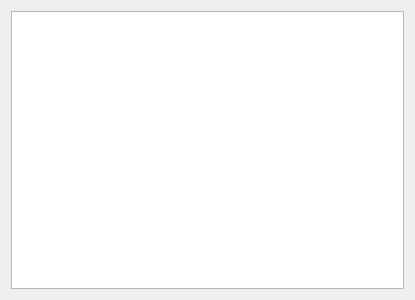
Above: favourites.ui from jorge-barroso/harvesttimer-qt before the change. Below: the same form after it.
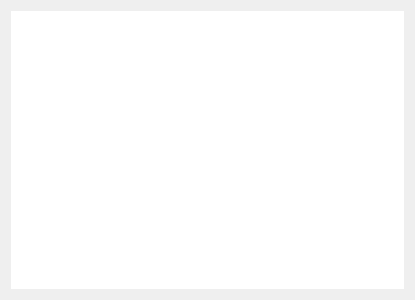
That is the form after the change. Custom widgets are drawn as their Qt base class.

Commit message: Removed favourites list border

Diff of the .ui file:
```diff
--- a/favourites.ui
+++ b/favourites.ui
@@ -19,6 +19,9 @@
   <layout class="QGridLayout" name="gridLayout">
    <item row="0" column="0">
     <widget class="FavouritesList" name="favourites_list">
+     <property name="frameShape">
+      <enum>QFrame::NoFrame</enum>
+     </property>
      <property name="verticalScrollBarPolicy">
       <enum>Qt::ScrollBarAlwaysOff</enum>
      </property>
```
